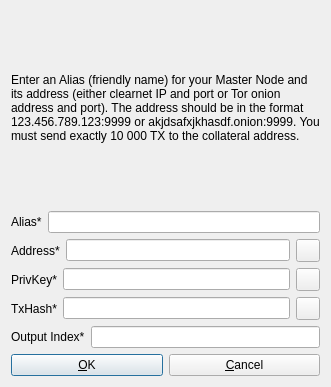
Qt form src/qt/forms/addeditadrenalinenode.ui (transferdev/Transfercoin) before a commit.
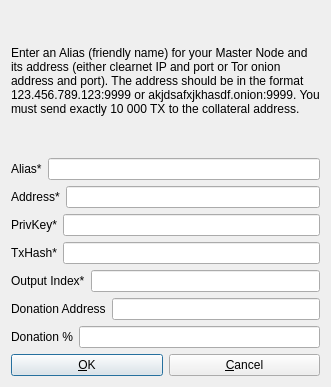
The same form after that commit. Icons and pictures are not drawn.

```diff
--- a/src/qt/forms/addeditadrenalinenode.ui
+++ b/src/qt/forms/addeditadrenalinenode.ui
@@ -65,23 +65,6 @@
      <item>
       <widget class="QLineEdit" name="addressLineEdit"/>
      </item>
-     <item>
-      <widget class="QToolButton" name="AddEditAddressPasteButton">
-       <property name="toolTip">
-        <string>Paste address from clipboard</string>
-       </property>
-       <property name="text">
-        <string/>
-       </property>
-       <property name="icon">
-        <iconset resource="../bitcoin.qrc">
-         <normaloff>:/icons/editpaste</normaloff>:/icons/editpaste</iconset>
-       </property>
-       <property name="shortcut">
-        <string>Alt+P</string>
-       </property>
-      </widget>
-     </item>
     </layout>
    </item>
    <item>
@@ -99,23 +82,6 @@
      <item>
       <widget class="QLineEdit" name="privkeyLineEdit"/>
      </item>
-     <item>
-      <widget class="QToolButton" name="AddEditPrivkeyPasteButton">
-       <property name="toolTip">
-        <string>Paste address from clipboard</string>
-       </property>
-       <property name="text">
-        <string/>
-       </property>
-       <property name="icon">
-        <iconset resource="../bitcoin.qrc">
-         <normaloff>:/icons/editpaste</normaloff>:/icons/editpaste</iconset>
-       </property>
-       <property name="shortcut">
-        <string>Alt+P</string>
-       </property>
-      </widget>
-     </item>
     </layout>
    </item>
    <item>
@@ -133,23 +99,6 @@
      <item>
       <widget class="QLineEdit" name="txhashLineEdit"/>
      </item>
-     <item>
-      <widget class="QToolButton" name="AddEditTxhashPasteButton">
-       <property name="toolTip">
-        <string>Paste address from clipboard</string>
-       </property>
-       <property name="text">
-        <string/>
-       </property>
-       <property name="icon">
-        <iconset resource="../bitcoin.qrc">
-         <normaloff>:/icons/editpaste</normaloff>:/icons/editpaste</iconset>
-       </property>
-       <property name="shortcut">
-        <string>Alt+P</string>
-       </property>
-      </widget>
-     </item>
     </layout>
    </item>
    <item>
@@ -169,6 +118,40 @@
      </item>
     </layout>
    </item>
+   <item>
+    <layout class="QHBoxLayout" name="horizontalLayout_6">
+     <property name="bottomMargin">
+      <number>0</number>
+     </property>
+     <item>
+      <widget class="QLabel" name="label_3">
+       <property name="text">
+        <string>Donation Address</string>
+       </property>
+      </widget>
+     </item> 
+     <item>
+      <widget class="QLineEdit" name="donationaddressLineEdit"/>
+     </item>
+    </layout>
+   </item>
+   <item>
+    <layout class="QHBoxLayout" name="horizontalLayout_7">
+     <property name="bottomMargin">
+      <number>0</number>
+     </property>
+     <item>
+      <widget class="QLabel" name="label_7">
+       <property name="text">
+        <string>Donation %</string>
+       </property>
+      </widget>
+     </item>
+     <item>
+      <widget class="QLineEdit" name="donationpercentageLineEdit"/>
+     </item>
+    </layout>
+   </item>
    <item>
     <layout class="QHBoxLayout" name="horizontalLayout_Buttons">
      <item>
```
Left out of the diff: 4 changed lines with no effect on the pictures.
